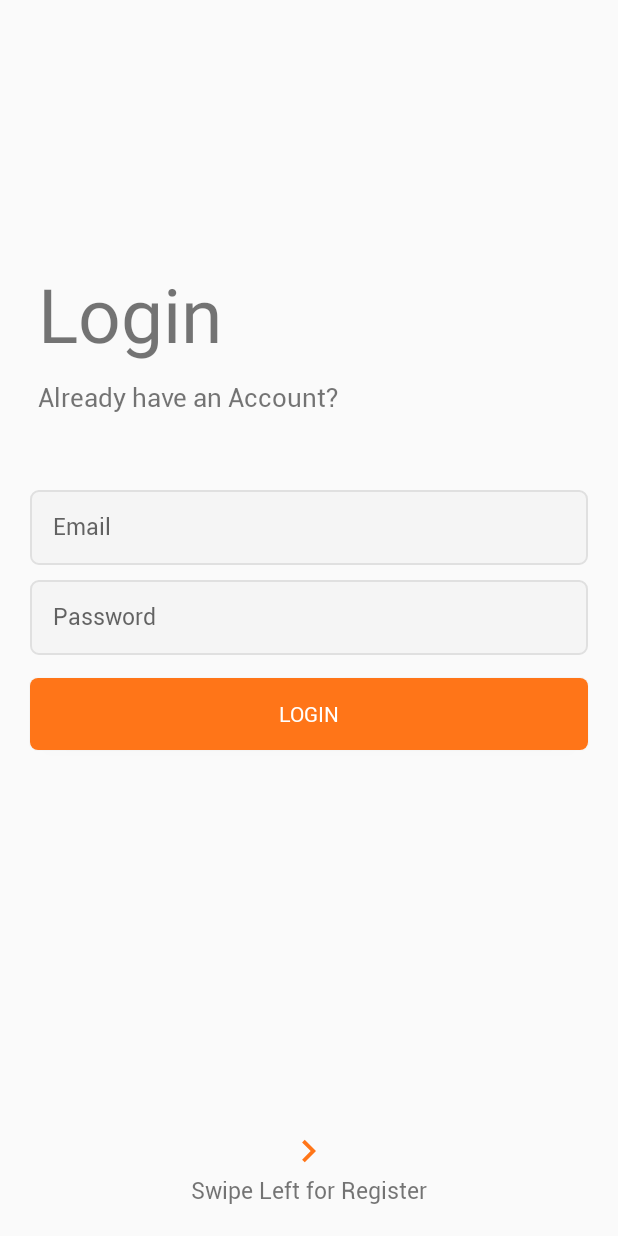
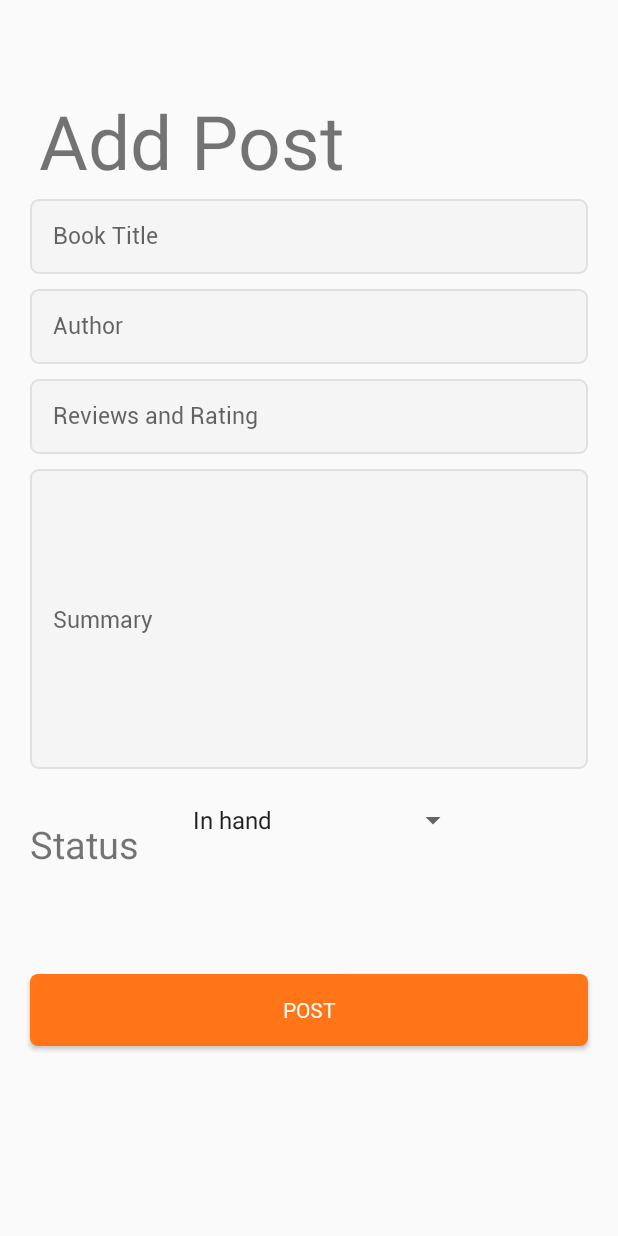
Before and after one commit to kavitha565/android_project, an Android app: the screen it shows after launch (MainActivity before the commit, AddPost after it), on a phone screen of 412 x 824 dp. Run offline under Robolectric (Android 15) with nearby library versions, the phone set to English and light mode, and no system bars.

Commit message:
add post ui

```diff
--- a/app/src/main/AndroidManifest.xml
+++ b/app/src/main/AndroidManifest.xml
@@ -1,6 +1,6 @@
 <?xml version="1.0" encoding="utf-8"?>
 <manifest xmlns:android="http://schemas.android.com/apk/res/android"
-    xmlns:tools="http://schemas.android.com/tools" >
+    xmlns:tools="http://schemas.android.com/tools">
 
     <application
         android:allowBackup="true"
@@ -11,15 +11,28 @@
         android:roundIcon="@mipmap/book_round"
         android:supportsRtl="true"
         android:theme="@style/Theme.ExchangeLibrary"
-        tools:targetApi="31" >
+        tools:targetApi="31">
+        <activity
+            android:name=".AddPost"
+            android:exported="true"
+            android:theme="@style/AppTheme.NoActionBar">
+            <intent-filter>
+                <action android:name="android.intent.action.MAIN" />
+                 <category android:name="android.intent.category.LAUNCHER" />
+            </intent-filter>
+            <meta-data
+                android:name="android.app.lib_name"
+                android:value="" />
+        </activity>
         <activity
             android:name=".HomeActivity"
             android:exported="true"
-            android:theme="@style/AppTheme.NoActionBar" >
+            android:theme="@style/AppTheme.NoActionBar">
             <intent-filter>
                 <action android:name="android.intent.action.MAIN" />
-                <!--                <category android:name="android.intent.category.LAUNCHER" />-->
-            </intent-filter>>
+                <!-- <category android:name="android.intent.category.LAUNCHER" /> -->
+            </intent-filter>
+            >
             <meta-data
                 android:name="android.app.lib_name"
                 android:value="" />
@@ -32,7 +45,7 @@
         <activity
             android:name=".MainActivity"
             android:exported="true"
-            android:theme="@style/AppTheme.NoActionBar" >
+            android:theme="@style/AppTheme.NoActionBar">
             <intent-filter>
                 <action android:name="android.intent.action.MAIN" />
 
--- /dev/null
+++ b/app/src/main/java/com/example/exchangelibrary/AddPost.java
@@ -0,0 +1,39 @@
+package com.example.exchangelibrary;
+
+import androidx.appcompat.app.AppCompatActivity;
+
+import android.os.Bundle;
+import android.view.View;
+import android.widget.AdapterView;
+import android.widget.ArrayAdapter;
+import android.widget.Spinner;
+import android.widget.Toast;
+
+public class AddPost extends AppCompatActivity {
+Spinner spinner;
+String[] statuss = {"In hand","In-progress", "Completed", "Open to exchange", "Swapped"};
+    @Override
+    protected void onCreate(Bundle savedInstanceState) {
+        super.onCreate(savedInstanceState);
+        setContentView(R.layout.activity_add_post);
+        spinner= findViewById(R.id.spin);
+        ArrayAdapter<String> adapter = new ArrayAdapter<>(AddPost.this, android.R.layout.simple_list_item_1, statuss);
+        adapter.setDropDownViewResource(android.R.layout.simple_dropdown_item_1line);
+
+        spinner.setAdapter(adapter);
+        spinner.setOnItemSelectedListener(new AdapterView.OnItemSelectedListener() {
+            @Override
+            public void onItemSelected(AdapterView<?> adapterView, View view, int i, long l) {
+                String value=adapterView.getItemAtPosition(i).toString();
+                Toast.makeText(AddPost.this,value, Toast.LENGTH_SHORT).show();
+            }
+
+            @Override
+            public void onNothingSelected(AdapterView<?> adapterView) {
+
+            }
+        });
+
+}
+
+}
--- a/app/src/main/java/com/example/exchangelibrary/MainActivity.java
+++ b/app/src/main/java/com/example/exchangelibrary/MainActivity.java
@@ -1,5 +1,6 @@
 package com.example.exchangelibrary;
 
+import androidx.annotation.NonNull;
 import androidx.appcompat.app.ActionBar;
 import androidx.appcompat.app.ActionBarDrawerToggle;
 import androidx.appcompat.app.AppCompatActivity;
@@ -11,6 +12,7 @@ import androidx.fragment.app.FragmentManager;
 import androidx.fragment.app.FragmentPagerAdapter;
 import androidx.viewpager.widget.ViewPager;
 
+import android.content.Intent;
 import android.os.Bundle;
 import android.view.Menu;
 import android.view.MenuItem;
@@ -40,6 +42,14 @@ public class MainActivity extends AppCompatActivity {
 
     }
 
+    @Override
+    public boolean onCreateOptionsMenu(Menu menu) {
+
+        return super.onCreateOptionsMenu(menu);
+    }
+
+
+
     static class AuthenticationPagerAdapter extends FragmentPagerAdapter {
         private ArrayList<Fragment> fragmentList = new ArrayList<>();
 
--- /dev/null
+++ b/app/src/main/res/drawable/ic_baseline_add_24.xml
@@ -0,0 +1,5 @@
+<vector android:height="24dp" android:tint="#000000"
+    android:viewportHeight="24" android:viewportWidth="24"
+    android:width="24dp" xmlns:android="http://schemas.android.com/apk/res/android">
+    <path android:fillColor="@android:color/white" android:pathData="M19,13h-6v6h-2v-6H5v-2h6V5h2v6h6v2z"/>
+</vector>
--- /dev/null
+++ b/app/src/main/res/layout/activity_add_post.xml
@@ -0,0 +1,124 @@
+<?xml version="1.0" encoding="utf-8"?>
+<LinearLayout
+    xmlns:android="http://schemas.android.com/apk/res/android"
+    xmlns:tools="http://schemas.android.com/tools"
+    android:layout_width="match_parent"
+    android:layout_height="match_parent"
+    android:orientation="vertical"
+    tools:context=".RegisterFragment">
+
+    <TextView
+        android:id="@+id/tv_logo"
+        android:layout_width="wrap_content"
+        android:layout_height="wrap_content"
+        android:text="@string/Addpost"
+        android:textAlignment="center"
+        android:textSize="50sp"
+        android:layout_marginStart="25dp"
+        android:layout_marginBottom="5dp"
+        android:layout_marginTop="60dp"/>
+
+
+
+    <EditText
+        android:id="@+id/et_name"
+        android:layout_width="match_parent"
+        android:layout_height="50dp"
+        android:hint="@string/Booktitle"
+        android:layout_marginLeft="20dp"
+        android:layout_marginRight="20dp"
+        android:layout_marginBottom="10dp"
+        android:padding="15dp"
+        android:inputType="textPersonName"
+        android:fontFamily="@font/roboto_regular"
+        android:background="@drawable/layout_et"
+        android:textSize="15sp" />
+
+    <EditText
+        android:id="@+id/et_email"
+        android:layout_width="match_parent"
+        android:layout_height="50dp"
+        android:hint="@string/author"
+        android:layout_marginLeft="20dp"
+        android:layout_marginRight="20dp"
+        android:layout_marginBottom="10dp"
+        android:padding="15dp"
+        android:fontFamily="@font/roboto_regular"
+        android:inputType="textEmailAddress"
+        android:background="@drawable/layout_et"
+        android:textSize="15sp" />
+
+    <EditText
+        android:id="@+id/et_repassword"
+        android:layout_width="match_parent"
+        android:layout_height="50dp"
+        android:hint="@string/review_rating"
+        android:layout_marginLeft="20dp"
+        android:layout_marginRight="20dp"
+        android:padding="15dp"
+        android:fontFamily="@font/roboto_regular"
+        android:inputType="textPassword"
+        android:background="@drawable/layout_et"
+        android:textSize="15sp" />
+
+    <EditText
+        android:id="@+id/et_password"
+        android:layout_width="match_parent"
+        android:layout_height="200dp"
+        android:layout_marginLeft="20dp"
+        android:layout_marginRight="20dp"
+        android:layout_marginBottom="10dp"
+        android:layout_marginTop="10dp"
+        android:background="@drawable/layout_et"
+        android:fontFamily="@font/roboto_regular"
+        android:hint="@string/summary"
+        android:inputType="textPassword"
+        android:padding="15dp"
+        android:textSize="15sp" />
+
+    <RelativeLayout
+        android:layout_width="match_parent"
+        android:layout_height="0dp"
+        android:layout_weight="1">
+
+
+        <Button
+            android:id="@+id/btn_register"
+            android:layout_width="match_parent"
+            android:layout_height="wrap_content"
+            android:layout_centerInParent="true"
+            android:layout_marginLeft="20dp"
+            android:layout_marginRight="20dp"
+            android:layout_marginBottom="30dp"
+            android:background="@drawable/layout_btn"
+            android:fontFamily="@font/roboto_regular"
+            android:onClick="onClick"
+            android:text="@string/post"
+            android:textColor="@android:color/white" />
+
+        <LinearLayout
+            android:layout_width="wrap_content"
+            android:layout_height="wrap_content"
+            android:orientation="horizontal">
+            <TextView
+                android:id="@+id/status"
+                android:layout_width="wrap_content"
+                android:layout_height="wrap_content"
+                android:text="@string/status"
+                android:textAlignment="center"
+                android:textSize="25dp"
+                android:layout_margin="20dp"
+
+                />
+
+            <Spinner
+                android:id="@+id/spin"
+                android:layout_width="200dp"
+                android:layout_height="wrap_content" />
+
+        </LinearLayout>
+
+
+    </RelativeLayout>
+
+</LinearLayout>
--- a/app/src/main/res/layout/activity_main.xml
+++ b/app/src/main/res/layout/activity_main.xml
@@ -9,10 +9,8 @@
     <androidx.viewpager.widget.ViewPager
         android:id="@+id/viewPager"
         android:layout_width="match_parent"
-        android:layout_height="match_parent"
-        />
-    <ListView
-        android:layout_width="match_parent"
-        android:layout_height="match_parent"
-        android:id="@+id/listview"/>
+        android:layout_height="match_parent">
+
+    </androidx.viewpager.widget.ViewPager>
+
 </RelativeLayout>
--- /dev/null
+++ b/app/src/main/res/menu/main_menu.xml
@@ -0,0 +1,7 @@
+<?xml version="1.0" encoding="utf-8"?>
+<menu xmlns:android="http://schemas.android.com/apk/res/android"
+    xmlns:app="http://schemas.android.com/apk/res-auto">
+
+
+
+</menu>
--- a/app/src/main/res/values/colors.xml
+++ b/app/src/main/res/values/colors.xml
@@ -10,4 +10,5 @@
     <color name="colorPrimary">#FF7518</color>
     <color name="colorPrimaryDark">#FF7518</color>
     <color name="colorAccent">#FF4081</color>
+    <color name="popup">#7EF2F3F5</color>
 </resources>
--- a/app/src/main/res/values/strings.xml
+++ b/app/src/main/res/values/strings.xml
@@ -8,20 +8,25 @@
     <string name="logout">Logout</string>
     <string name="password">Password</string>
     <string name="e_mail">Email</string>
+    <string name="author">Author</string>
+    <string name="summary">Summary</string>
     <string name="regtag">Here\'s \nyour first step with us!</string>
     <string name="logtag">Already have an Account?</string>
     <string name="swipe_right_for_login">Swipe Right for Login</string>
     <string name="register">Register</string>
+    <string name="post">Post</string>
+    <string name="Addpost">Add Post</string>
     <string name="re_type_password">Re-type Password</string>
     <string name="your_name">Full Name</string>
-
+    <string name="Booktitle">Book Title</string>
     <string name="title_activity_home">HomeActivity</string>
     <!-- Strings used for fragments for navigation -->
     <string name="first_fragment_label">First Fragment</string>
     <string name="second_fragment_label">Second Fragment</string>
     <string name="next">Next</string>
     <string name="previous">Previous</string>
-
+    <string name="review_rating">Reviews and Rating</string>
+    <string name="status">Status</string>
 
     <string name="navigration_open">Open Navigation drawer</string>
     <string name="navigration_close">close Navigation drawer</string>
```
